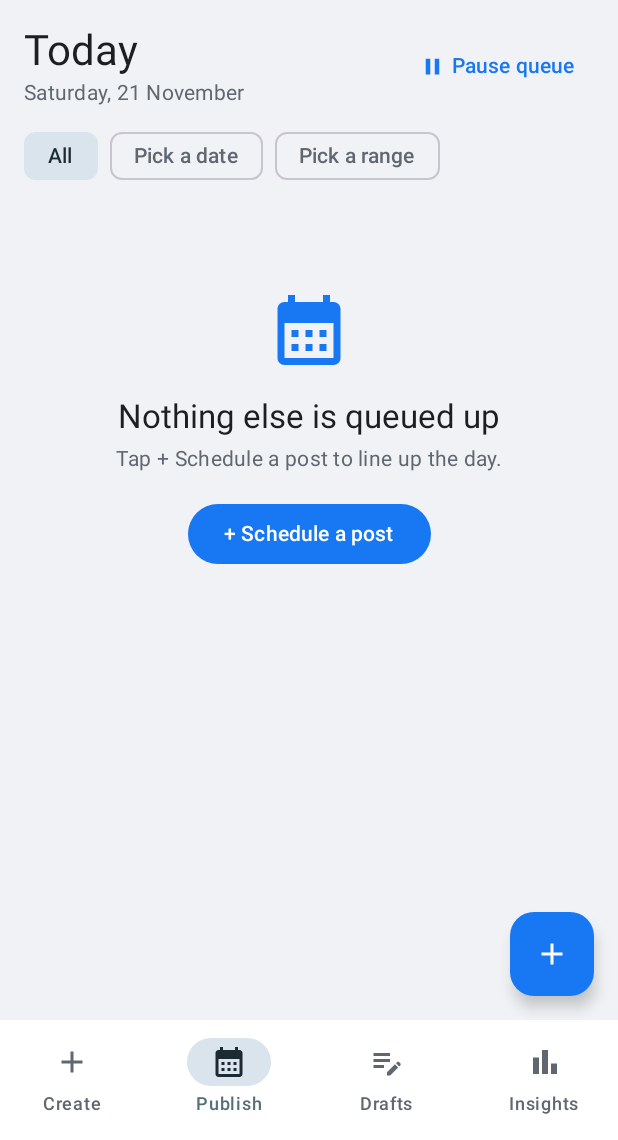
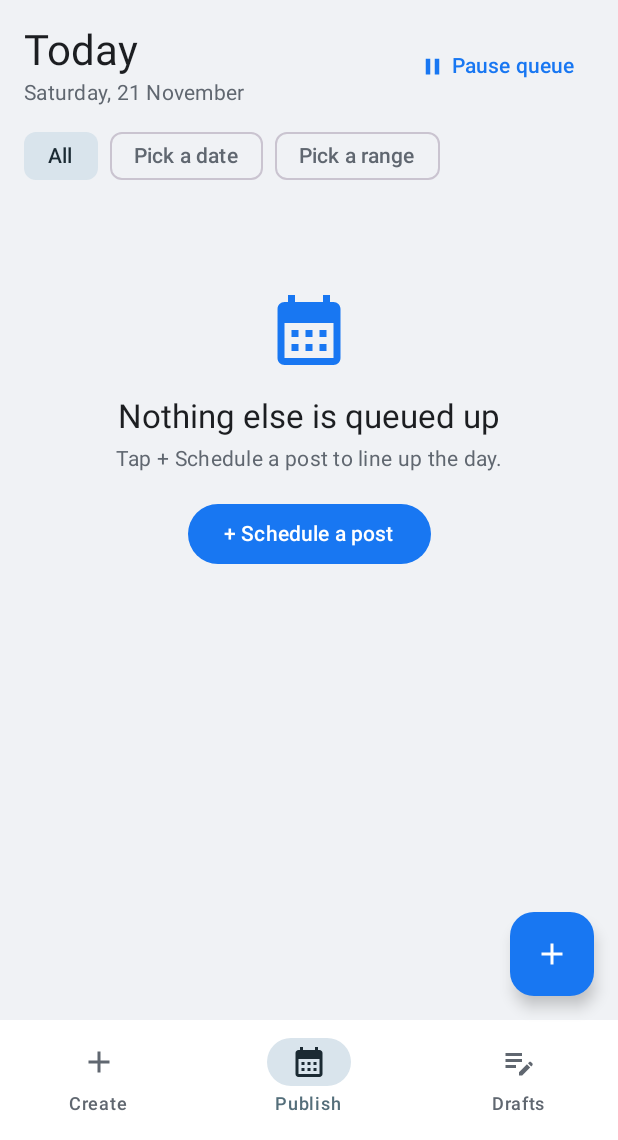
Before and after one commit to KarinaFromAespa/facebook-post-planner, an Android app built with Jetpack Compose: the composable PlannerNav shown on its own in the app's theme, on a phone screen of 412 x 824 dp, the part 96-1236 px from its top. Run offline under Robolectric (Android 15) with nearby library versions, the phone set to English and light mode, and no system bars; our stand-ins replace Room's generated code; 1 statement that could not run was skipped.

Commit message:
Disable Insights tab

```diff
--- a/app/src/main/java/com/facebookpostplanner/MainActivity.kt
+++ b/app/src/main/java/com/facebookpostplanner/MainActivity.kt
@@ -37,19 +37,18 @@ import com.facebook.CallbackManager
 import com.facebookpostplanner.data.local.Post
 import com.facebookpostplanner.ui.create.CreateScreen
 import com.facebookpostplanner.ui.drafts.DraftsScreen
-import com.facebookpostplanner.ui.insights.InsightsScreen
 import com.facebookpostplanner.ui.page.PageScreen
 import com.facebookpostplanner.ui.publish.PublishScreen
 import com.facebookpostplanner.ui.theme.PlannerTheme
 
 /**
- * Bottom nav: Create / Publish / Insights only. No Community tab.
+ * Bottom nav: Create / Publish / Drafts only. No Community tab.
  * Publish is home. FAB goes to Create.
  *
  * The selected tab is read from the NavController's back stack, not from a
  * separate remembered variable — that is the single source of truth for
  * which screen is showing, so the highlighted tab can never disagree with
- * the content (e.g. Insights showing Create's screen).
+ * the content (e.g. Drafts showing Create's screen).
  */
 class MainActivity : ComponentActivity() {
     // Facebook Login hands its result back through this manager.
@@ -70,8 +69,7 @@ class MainActivity : ComponentActivity() {
 private enum class Tab(val route: String, val label: String) {
     CREATE("create", "Create"),
     PUBLISH("publish", "Publish"),
-    DRAFTS("drafts", "Drafts"),
-    INSIGHTS("insights", "Insights")
+    DRAFTS("drafts", "Drafts")
 }
 
 @OptIn(ExperimentalMaterial3Api::class)
@@ -110,7 +108,7 @@ private fun PlannerNav(fbCallbackManager: CallbackManager) {
             NavigationBar(
                 containerColor = MaterialTheme.colorScheme.surface
             ) {
-                listOf(Tab.CREATE, Tab.PUBLISH, Tab.DRAFTS, Tab.INSIGHTS).forEach { tab ->
+                listOf(Tab.CREATE, Tab.PUBLISH, Tab.DRAFTS).forEach { tab ->
                     NavigationBarItem(
                         selected = currentTab == tab,
                         onClick = {
@@ -134,7 +132,6 @@ private fun PlannerNav(fbCallbackManager: CallbackManager) {
                                 Tab.CREATE -> Icon(Icons.Default.Add, null)
                                 Tab.PUBLISH -> Icon(Icons.Default.CalendarMonth, null)
                                 Tab.DRAFTS -> Icon(Icons.Default.EditNote, null)
-                                Tab.INSIGHTS -> Icon(Icons.Default.BarChart, null)
                             }
                         },
                         label = { Text(tab.label) }
@@ -192,7 +189,6 @@ private fun PlannerNav(fbCallbackManager: CallbackManager) {
                     editPost = postToEdit
                 )
             }
-            composable(Tab.INSIGHTS.route) { InsightsScreen() }
             composable(Tab.DRAFTS.route) {
                 DraftsScreen(
                     onCreate = {
```
